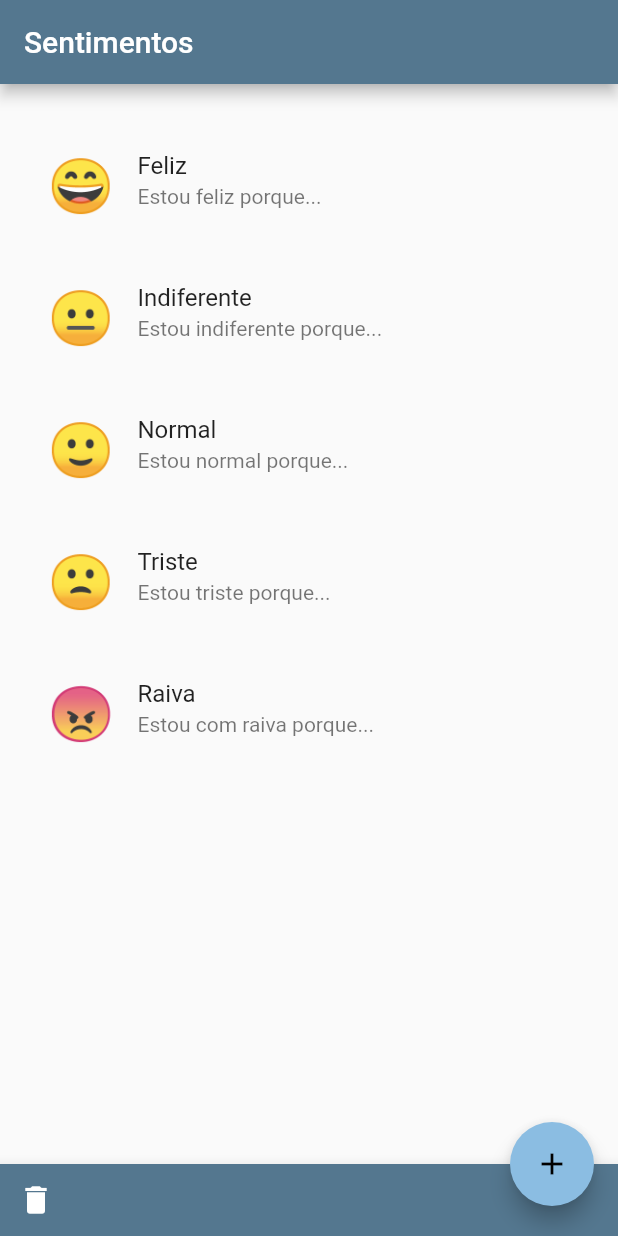
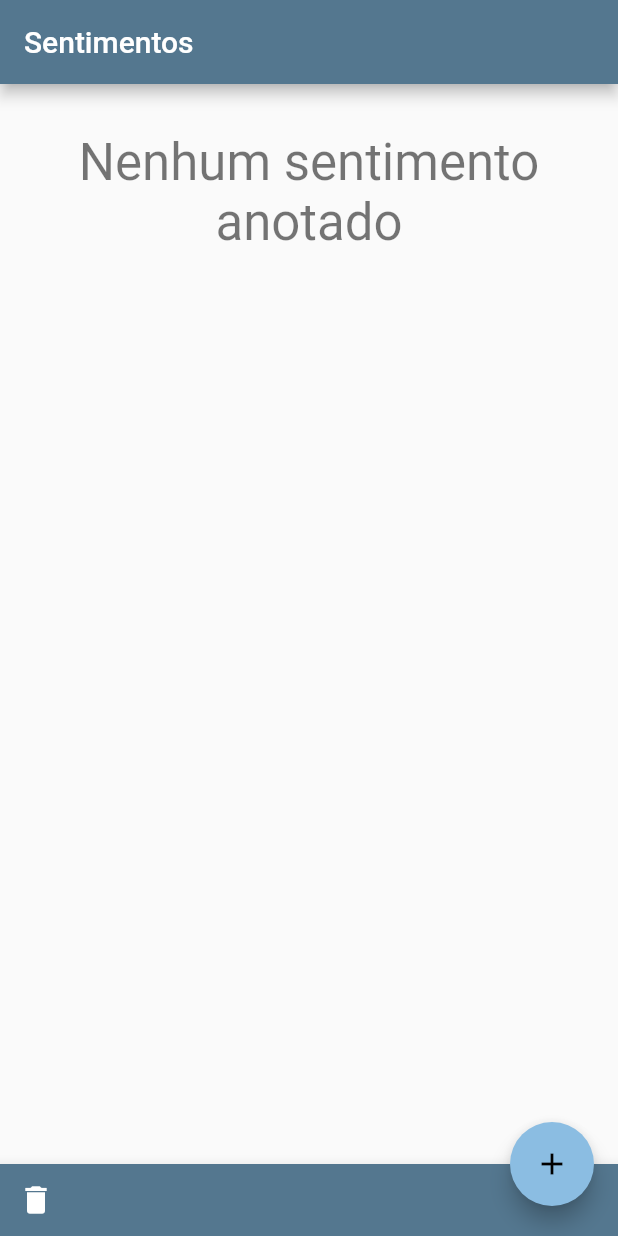
Before and after one commit to emersonsiega/flutter_course_feelings, a Flutter app: the screen it shows after launch, on a phone screen of 412 x 824 dp. Run offline on Flutter 3.47's test engine with Material 2 defaults, Android fonts, the phone set to English and light mode, and no system bars.

Commit message:
Transformado para Stateful e tratado para lista vazia

```diff
--- a/lib/views/sentimentos_view.dart
+++ b/lib/views/sentimentos_view.dart
@@ -1,31 +1,14 @@
 import 'package:flutter/material.dart';
 import 'package:flutter_course_feelings/model/sentimento.dart';
-import 'package:flutter_course_feelings/model/tipo_sentimento.dart';
 import 'package:flutter_course_feelings/widgets/sentimento_tile.dart';
 
-class SentimentosView extends StatelessWidget {
-  final List<Sentimento> _sentimentos = [
-    Sentimento(
-      tipoSentimento: TipoSentimento.FELIZ,
-      pensamentos: "Estou feliz porque...",
-    ),
-    Sentimento(
-      tipoSentimento: TipoSentimento.INDIFERENTE,
-      pensamentos: "Estou indiferente porque...",
-    ),
-    Sentimento(
-      tipoSentimento: TipoSentimento.NORMAL,
-      pensamentos: "Estou normal porque...",
-    ),
-    Sentimento(
-      tipoSentimento: TipoSentimento.TRISTE,
-      pensamentos: "Estou triste porque...",
-    ),
-    Sentimento(
-      tipoSentimento: TipoSentimento.RAIVA,
-      pensamentos: "Estou com raiva porque...",
-    ),
-  ];
+class SentimentosView extends StatefulWidget {
+  @override
+  _SentimentosViewState createState() => _SentimentosViewState();
+}
+
+class _SentimentosViewState extends State<SentimentosView> {
+  List<Sentimento> _sentimentos = [];
 
   @override
   Widget build(BuildContext context) {
@@ -36,11 +19,19 @@ class SentimentosView extends StatelessWidget {
       body: Container(
         child: ListView(
           padding: EdgeInsets.symmetric(vertical: 32, horizontal: 16),
-          children: _sentimentos
-              .map((sentimento) => SentimentoTile(
-                    sentimento: sentimento,
-                  ))
-              .toList(),
+          children: _sentimentos.isEmpty
+              ? [
+                  Text(
+                    "Nenhum sentimento anotado",
+                    style: Theme.of(context).textTheme.display1,
+                    textAlign: TextAlign.center,
+                  )
+                ]
+              : _sentimentos
+                  .map((sentimento) => SentimentoTile(
+                        sentimento: sentimento,
+                      ))
+                  .toList(),
         ),
       ),
       floatingActionButton: FloatingActionButton(
```
